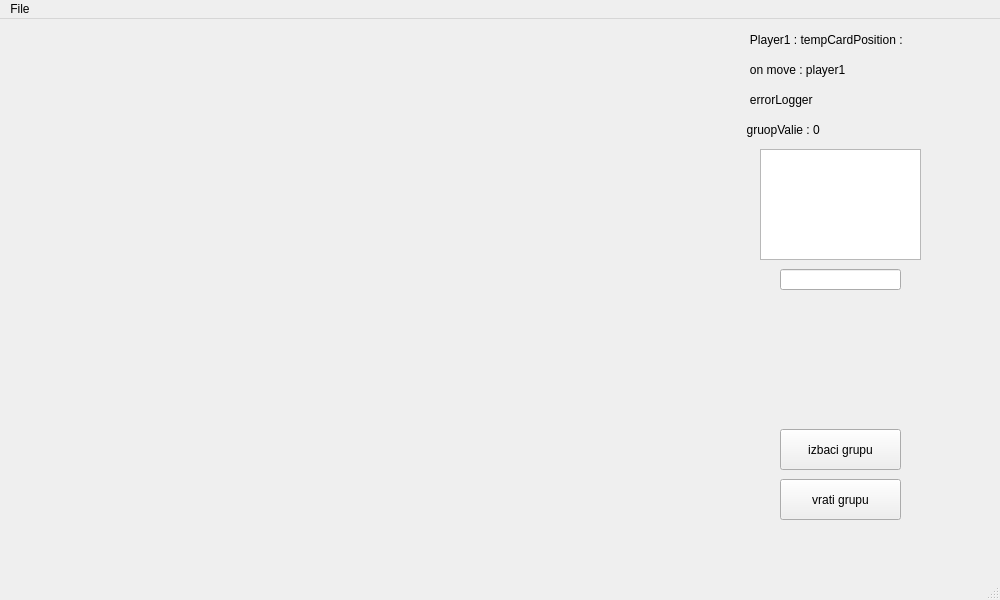
Above: game.ui from stefanivanic/RemiFINAL before the change. Below: the same form after it.
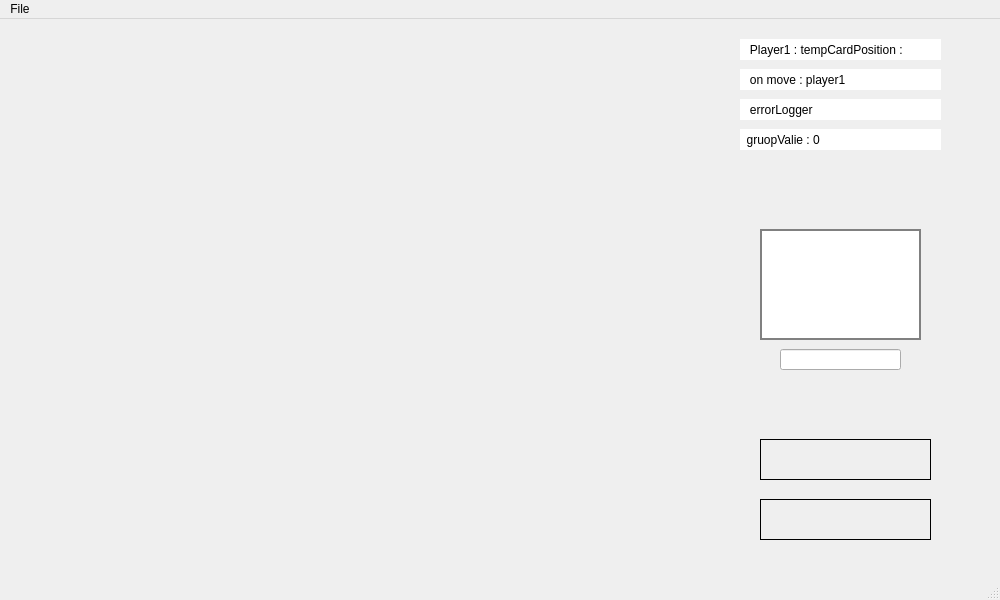
That is the form after the change. Icons and pictures are not drawn.

What changed in the file:
```diff
--- a/game.ui
+++ b/game.ui
@@ -14,8 +14,8 @@
    <string>Remi</string>
   </property>
   <property name="styleSheet">
-   <string notr="true">Game #Talon{
-	border: 1px solid red;
+   <string notr="true">Game #centralWidget{
+	border-image: url(&quot;./slike/Teme/2_background.jpg&quot;);
 }</string>
   </property>
   <widget class="QWidget" name="centralWidget">
@@ -23,11 +23,16 @@
     <property name="geometry">
      <rect>
       <x>740</x>
-      <y>10</y>
+      <y>20</y>
       <width>201</width>
       <height>21</height>
      </rect>
     </property>
+    <property name="styleSheet">
+     <string notr="true">#label {
+	background-color: white;
+}</string>
+    </property>
     <property name="text">
      <string>   Player1 : tempCardPosition : </string>
     </property>
@@ -36,11 +41,16 @@
     <property name="geometry">
      <rect>
       <x>740</x>
-      <y>40</y>
+      <y>50</y>
       <width>201</width>
       <height>21</height>
      </rect>
     </property>
+    <property name="styleSheet">
+     <string notr="true">#onMoveLabel {
+	background-color: white;
+}</string>
+    </property>
     <property name="text">
      <string>   on move : player1</string>
     </property>
@@ -48,14 +58,20 @@
    <widget class="QPushButton" name="throwGroup">
     <property name="geometry">
      <rect>
-      <x>780</x>
-      <y>410</y>
-      <width>121</width>
+      <x>760</x>
+      <y>420</y>
+      <width>171</width>
       <height>41</height>
      </rect>
     </property>
+    <property name="styleSheet">
+     <string notr="true">#throwGroup {
+	border: 1px solid back;
+	border-image: url(&quot;./slike/Teme/2_izbacigrupu.jpg&quot;);
+}</string>
+    </property>
     <property name="text">
-     <string>izbaci grupu</string>
+     <string/>
     </property>
     <property name="autoDefault">
      <bool>false</bool>
@@ -71,11 +87,16 @@
     <property name="geometry">
      <rect>
       <x>740</x>
-      <y>70</y>
+      <y>80</y>
       <width>201</width>
       <height>21</height>
      </rect>
     </property>
+    <property name="styleSheet">
+     <string notr="true">#errorLogger {
+	background-color: white;
+}</string>
+    </property>
     <property name="text">
      <string>   errorLogger</string>
     </property>
@@ -84,11 +105,16 @@
     <property name="geometry">
      <rect>
       <x>740</x>
-      <y>100</y>
+      <y>110</y>
       <width>201</width>
       <height>21</height>
      </rect>
     </property>
+    <property name="styleSheet">
+     <string notr="true">#groupValue {
+	background-color: white;
+}</string>
+    </property>
     <property name="text">
      <string>  gruopValie : 0</string>
     </property>
@@ -96,14 +122,20 @@
    <widget class="QPushButton" name="undoGroup">
     <property name="geometry">
      <rect>
-      <x>780</x>
-      <y>460</y>
-      <width>121</width>
+      <x>760</x>
+      <y>480</y>
+      <width>171</width>
       <height>41</height>
      </rect>
     </property>
+    <property name="styleSheet">
+     <string notr="true">#undoGroup {
+	border: 1px solid back;
+	border-image: url(&quot;./slike/Teme/2_vratigrupu.jpg&quot;);
+}</string>
+    </property>
     <property name="text">
-     <string>vrati grupu</string>
+     <string/>
     </property>
    </widget>
    <widget class="QTextEdit" name="textEdit">
@@ -113,7 +145,7 @@
     <property name="geometry">
      <rect>
       <x>760</x>
-      <y>130</y>
+      <y>210</y>
       <width>161</width>
       <height>111</height>
      </rect>
@@ -127,7 +159,8 @@
     </property>
     <property name="styleSheet">
      <string notr="true">#textEdit{
-	color: rgb(255, 255, 255);
+	border: 2px solid grey;
+	border-image: url(&quot;./slike/Teme/2_chat.jpg&quot;)
 }</string>
     </property>
    </widget>
@@ -135,7 +168,7 @@
     <property name="geometry">
      <rect>
       <x>780</x>
-      <y>250</y>
+      <y>330</y>
       <width>121</width>
       <height>21</height>
      </rect>
@@ -149,7 +182,7 @@
     </property>
     <property name="styleSheet">
      <string notr="true">#lineEdit{
-	color: rgb(255, 255, 255);
+
 }</string>
     </property>
    </widget>
```
